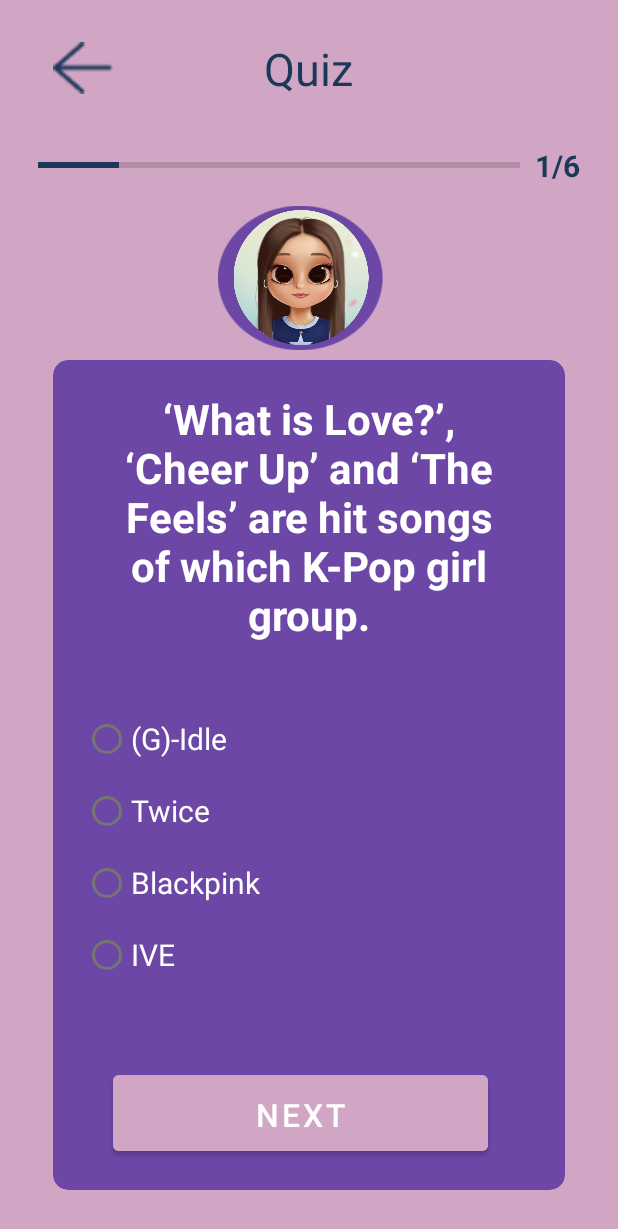
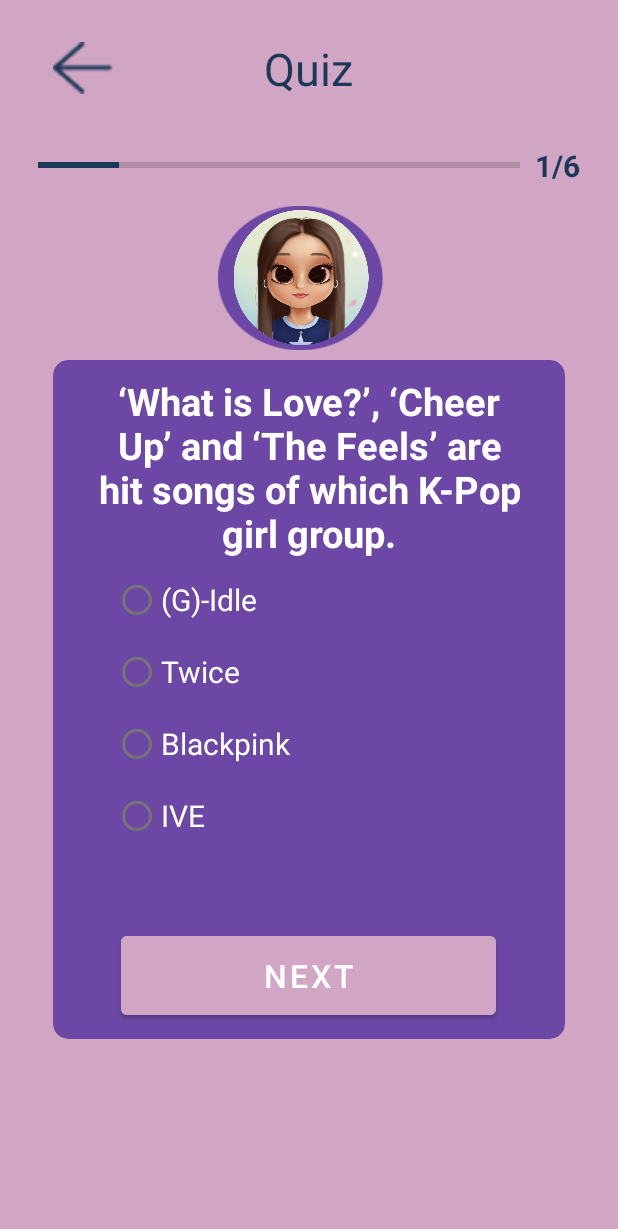
Before and after one commit to DupieM/DuPlessisMarine_Andriod_final_project, an Android app built with Jetpack Compose: the SongQuestionActivity screen opened directly, with no data from a screen before it, on a phone screen of 412 x 824 dp. Shown: the top 1229 px of the screen. Run offline under Robolectric (Android 15) with nearby library versions, the phone set to English and light mode, and no system bars.

Commit message:
problem fiction

```diff
--- a/MyQuizApp/app/src/main/java/com/example/myquizapp/SongQuestionActivity.kt
+++ b/MyQuizApp/app/src/main/java/com/example/myquizapp/SongQuestionActivity.kt
@@ -29,17 +29,21 @@ class SongQuestionActivity : AppCompatActivity() {
 
 //        setContentView(R.layout.activity_song_question)
 
+        val questionNumber = intent.getIntExtra("questionNumber", 1)
+
 //        val questionNumber = intent.extras?.getInt("questionNumber", 1)
 
-//        if (questionNumber == 1){
-//            getAllQuestions()
-//        }
+        var userScore = 0
 
-        getAllQuestions()
+        if (questionNumber == 1){
+            getAllQuestions()
+        }
+
+//        getAllQuestions()
 
         val listOfQuestions :ArrayList<SongQuestion> = allQuestions
 
-        var questionNumber: Int = 1
+//        var questionNumber: Int = 4
         val currentQuestion = listOfQuestions[questionNumber!!-1]
 
         Log.d("AAA First Question: ", currentQuestion.questionText)
@@ -62,11 +66,16 @@ class SongQuestionActivity : AppCompatActivity() {
                 // check if the user selected the correct one?
                 var selectedAnswerValue = findViewById<RadioButton>(selectedAnswer)
 
+                if(selectedAnswerValue.text == currentQuestion.correctAnswer) {
+                    // update score
+                    userScore++
+                }
+
                 //TODO: navigate to the next question
                 //option 2: navigating to the same question and updating the values
                 val intent = Intent(this, SongQuestionActivity::class.java)
 
-                if (questionNumber== 1){
+                if (questionNumber == 1){
                     intent.putExtra("questionNumber", questionNumber+1)
                 }
 
--- a/MyQuizApp/app/src/main/res/layout/activity_song_question.xml
+++ b/MyQuizApp/app/src/main/res/layout/activity_song_question.xml
@@ -89,7 +89,7 @@
             android:layout_width="match_parent"
             android:layout_height="wrap_content"
             android:orientation="vertical"
-            android:padding="20dp">
+            android:padding="10dp">
 
             <TextView
                 android:id="@+id/tv_hello"
@@ -98,9 +98,9 @@
                 android:text="My question is"
                 android:textColor="@color/text4"
                 android:textAlignment="center"
-                android:textSize="28sp"
+                android:textSize="25sp"
                 android:layout_marginTop="0dp"
-                android:layout_marginBottom="40dp"
+                android:layout_marginBottom="3dp"
                 android:paddingLeft="20dp"
                 android:paddingRight="20dp"
                 android:textStyle="bold"/>
@@ -109,7 +109,8 @@
                 android:id="@+id/rg_options"
                 android:layout_width="match_parent"
                 android:layout_height="wrap_content"
-                android:layout_marginBottom="50dp">
+                android:layout_marginBottom="50dp"
+                android:layout_marginLeft="30dp">
 
                 <com.google.android.material.radiobutton.MaterialRadioButton
                     android:id="@+id/rb_option_one"
@@ -159,7 +160,7 @@
                 android:paddingVertical="12dp"
                 android:text="@string/next"
                 android:textSize="21sp"
-                android:layout_marginLeft="20dp"/>
+                android:layout_marginLeft="35dp"/>
 
         </LinearLayout>
 
```
